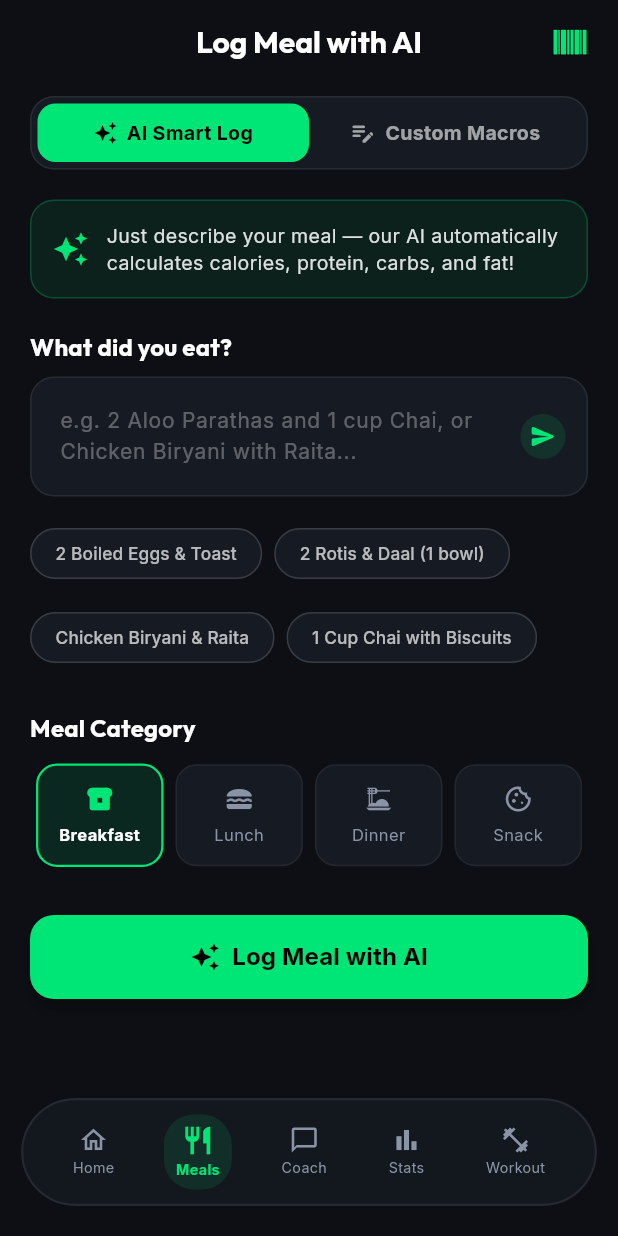
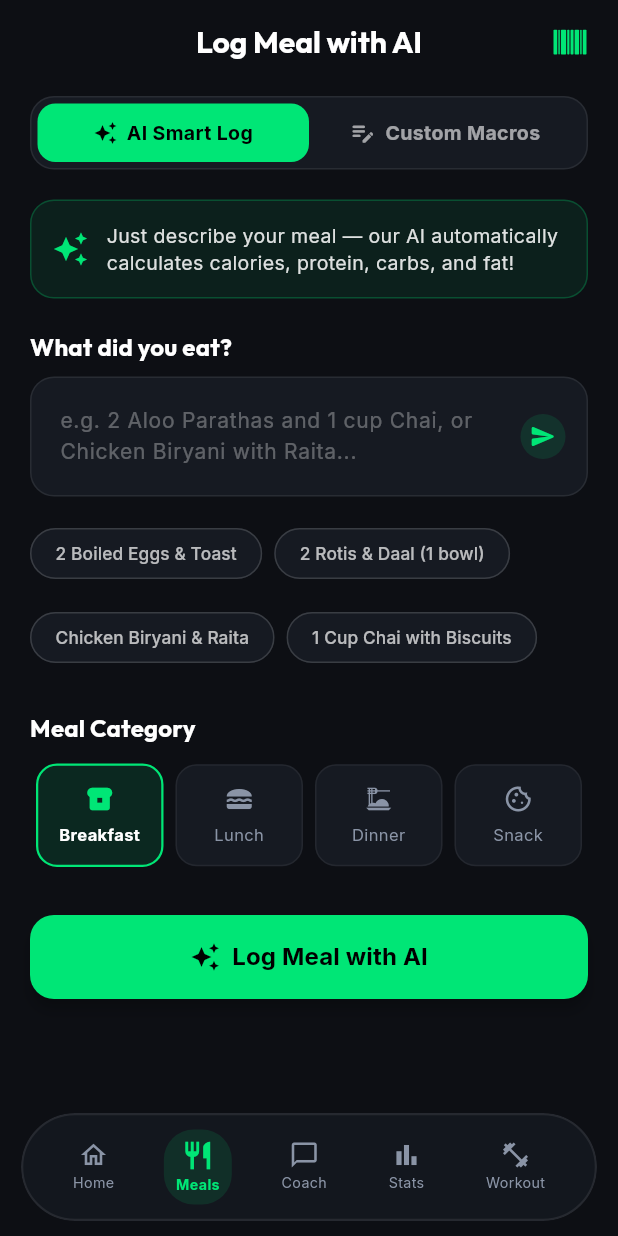
Before and after one commit to m-Affan55/NutriSense, a Flutter app: the MainNavigationScreen screen opened directly, item 2 of the bottom bar chosen, on a phone screen of 412 x 824 dp. Run offline on Flutter 3.47's test engine with Material 3 defaults, Android fonts, the phone set to English and light mode, and no system bars; our stand-ins replace audioplayers, connectivity_plus, flutter_dotenv, flutter_local_notifications, flutter_tts, geolocator and 12 more; missing offline and left inert: health, mobile_scanner, win32_registry; accounts and stored records are empty; network calls fail; statements that could not run were skipped.

Commit message:
An issue resolved

```diff
--- a/frontend/lib/ui/features/navigation/main_navigation_screen.dart
+++ b/frontend/lib/ui/features/navigation/main_navigation_screen.dart
@@ -58,8 +58,9 @@
             index: _currentIndex,
             children: _screens,
           ),
-          bottomNavigationBar: Padding(
-            padding: const EdgeInsets.only(left: 14, right: 14, bottom: 20),
+          bottomNavigationBar: SafeArea(
+            child: Padding(
+              padding: const EdgeInsets.only(left: 14, right: 14, bottom: 10),
               child: ClipRRect(
                 borderRadius: BorderRadius.circular(40),
                 child: BackdropFilter(
@@ -87,6 +88,7 @@
                         _buildNavItem(3, Icons.bar_chart, Icons.bar_chart_outlined, 'Stats', isRamadan),
                         _buildNavItem(4, Icons.fitness_center, Icons.fitness_center_outlined, 'Workout', isRamadan),
                       ],
+                    ),
                   ),
                 ),
               ),
```
Lines whose indentation alone changed are shown as unchanged.
